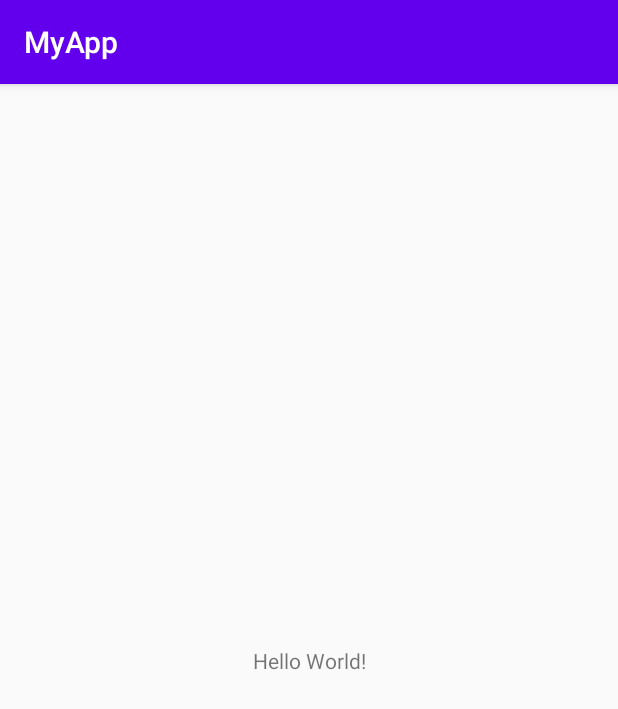
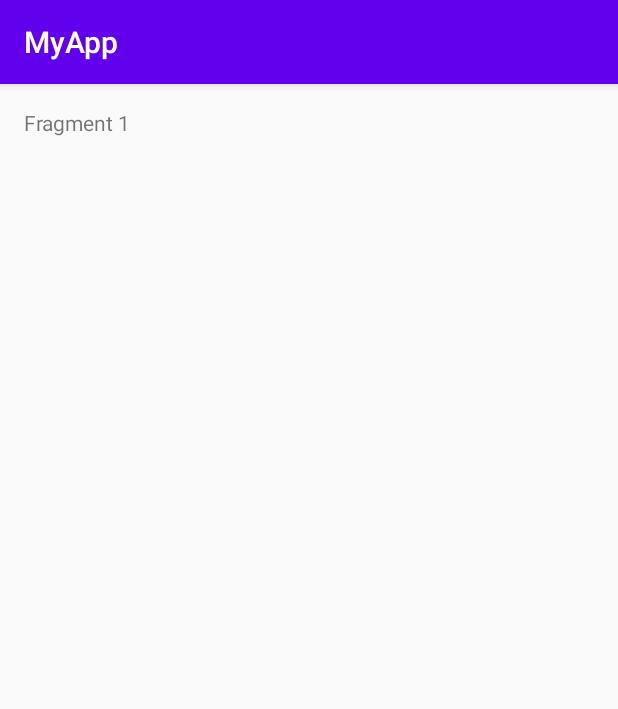
Before and after one commit to razzmed/MyApp, an Android app: the screen it shows after launch (MainActivity before the commit, IntroActivity after it), on a phone screen of 412 x 824 dp. Shown: the top 709 px of the screen. Run offline under Robolectric (Android 15) with nearby library versions, the phone set to English and light mode, and no system bars.

Commit message:
add fragment in IntroActivity

```diff
--- a/app/build.gradle
+++ b/app/build.gradle
@@ -28,6 +28,7 @@ dependencies {
 
     implementation 'androidx.appcompat:appcompat:1.1.0'
     implementation 'androidx.constraintlayout:constraintlayout:1.1.3'
+    implementation 'androidx.legacy:legacy-support-v4:1.0.0'
     testImplementation 'junit:junit:4.12'
     androidTestImplementation 'androidx.test.ext:junit:1.1.1'
     androidTestImplementation 'androidx.test.espresso:espresso-core:3.2.0'
--- a/app/src/main/AndroidManifest.xml
+++ b/app/src/main/AndroidManifest.xml
@@ -9,13 +9,14 @@
         android:roundIcon="@mipmap/ic_launcher_round"
         android:supportsRtl="true"
         android:theme="@style/AppTheme">
-        <activity android:name=".MainActivity">
+        <activity android:name=".intro.IntroActivity">
             <intent-filter>
                 <action android:name="android.intent.action.MAIN" />
 
                 <category android:name="android.intent.category.LAUNCHER" />
             </intent-filter>
         </activity>
+        <activity android:name=".MainActivity"></activity>
     </application>
 
 </manifest>
--- /dev/null
+++ b/app/src/main/java/com/example/myapp/intro/IntroActivity.java
@@ -0,0 +1,45 @@
+package com.example.myapp.intro;
+
+import androidx.annotation.NonNull;
+import androidx.appcompat.app.AppCompatActivity;
+import androidx.fragment.app.Fragment;
+import androidx.fragment.app.FragmentManager;
+import androidx.fragment.app.FragmentPagerAdapter;
+import androidx.viewpager.widget.ViewPager;
+
+import android.os.Bundle;
+
+import com.example.myapp.R;
+
+public class IntroActivity extends AppCompatActivity {
+
+    @Override
+    protected void onCreate(Bundle savedInstanceState) {
+        super.onCreate(savedInstanceState);
+        setContentView(R.layout.activity_intro);
+        ViewPager viewPager = findViewById(R.id.viewPager);
+        viewPager.setAdapter(new SectionPagerAdapter(getSupportFragmentManager()));
+    }
+
+    public class SectionPagerAdapter extends FragmentPagerAdapter {
+
+        public SectionPagerAdapter(@NonNull FragmentManager fm) {
+            super(fm, FragmentPagerAdapter.BEHAVIOR_RESUME_ONLY_CURRENT_FRAGMENT);
+        }
+
+        @NonNull
+        @Override
+        public Fragment getItem(int position) {
+            Bundle bundle = new Bundle();
+            bundle.putInt("pos", position);
+            IntroFragment fragment = new IntroFragment();
+            fragment.setArguments(bundle);
+            return fragment;
+        }
+
+        @Override
+        public int getCount() {
+            return 3;
+        }
+    }
+}
--- /dev/null
+++ b/app/src/main/java/com/example/myapp/intro/IntroFragment.java
@@ -0,0 +1,51 @@
+package com.example.myapp.intro;
+
+import android.os.Bundle;
+
+import androidx.annotation.NonNull;
+import androidx.annotation.Nullable;
+import androidx.fragment.app.Fragment;
+
+import android.view.LayoutInflater;
+import android.view.View;
+import android.view.ViewGroup;
+import android.widget.TextView;
+
+import com.example.myapp.R;
+
+/**
+ * A simple {@link Fragment} subclass.
+ */
+public class IntroFragment extends Fragment {
+
+    public IntroFragment() {
+        // Required empty public constructor
+    }
+
+
+    @Override
+    public View onCreateView(LayoutInflater inflater, ViewGroup container,
+                             Bundle savedInstanceState) {
+        // Inflate the layout for this fragment
+        return inflater.inflate(R.layout.fragment_intro, container, false);
+    }
+
+    @Override
+    public void onViewCreated(@NonNull View view, @Nullable Bundle savedInstanceState) {
+        TextView textTitle = view.findViewById(R.id.textTitle);
+        super.onViewCreated(view, savedInstanceState);
+        int pos = getArguments().getInt("pos");
+        switch (pos) {
+            case 0:
+                textTitle.setText("Fragment 1");
+                break;
+            case 1:
+                textTitle.setText("Fragment 2");
+                break;
+            case 2:
+                textTitle.setText("Fragment 3");
+                break;
+
+        }
+    }
+}
--- /dev/null
+++ b/app/src/main/res/layout/activity_intro.xml
@@ -0,0 +1,20 @@
+<?xml version="1.0" encoding="utf-8"?>
+<LinearLayout xmlns:android="http://schemas.android.com/apk/res/android"
+    xmlns:app="http://schemas.android.com/apk/res-auto"
+    xmlns:tools="http://schemas.android.com/tools"
+    android:layout_width="match_parent"
+    android:layout_height="match_parent"
+    android:orientation="vertical"
+    tools:context=".intro.IntroActivity">
+
+   <androidx.viewpager.widget.ViewPager
+       android:id="@+id/viewPager"
+       android:layout_width="match_parent"
+       android:layout_height="match_parent"/>
+
+   <Button
+       android:layout_width="wrap_content"
+       android:layout_height="wrap_content"
+       />
+
+</LinearLayout>
--- /dev/null
+++ b/app/src/main/res/layout/fragment_intro.xml
@@ -0,0 +1,16 @@
+<?xml version="1.0" encoding="utf-8"?>
+<LinearLayout xmlns:android="http://schemas.android.com/apk/res/android"
+    xmlns:tools="http://schemas.android.com/tools"
+    android:layout_width="match_parent"
+    android:layout_height="match_parent"
+    android:orientation="vertical"
+    android:padding="16dp"
+    tools:context=".intro.IntroFragment" >
+
+    <TextView
+        android:id="@+id/textTitle"
+        android:layout_width="match_parent"
+        android:layout_height="match_parent"
+        android:text="@string/hello_blank_fragment" />
+
+</LinearLayout>
--- a/app/src/main/res/values/strings.xml
+++ b/app/src/main/res/values/strings.xml
@@ -1,3 +1,6 @@
 <resources>
     <string name="app_name">MyApp</string>
+
+    <!-- TODO: Remove or change this placeholder text -->
+    <string name="hello_blank_fragment">Hello blank fragment</string>
 </resources>
```
